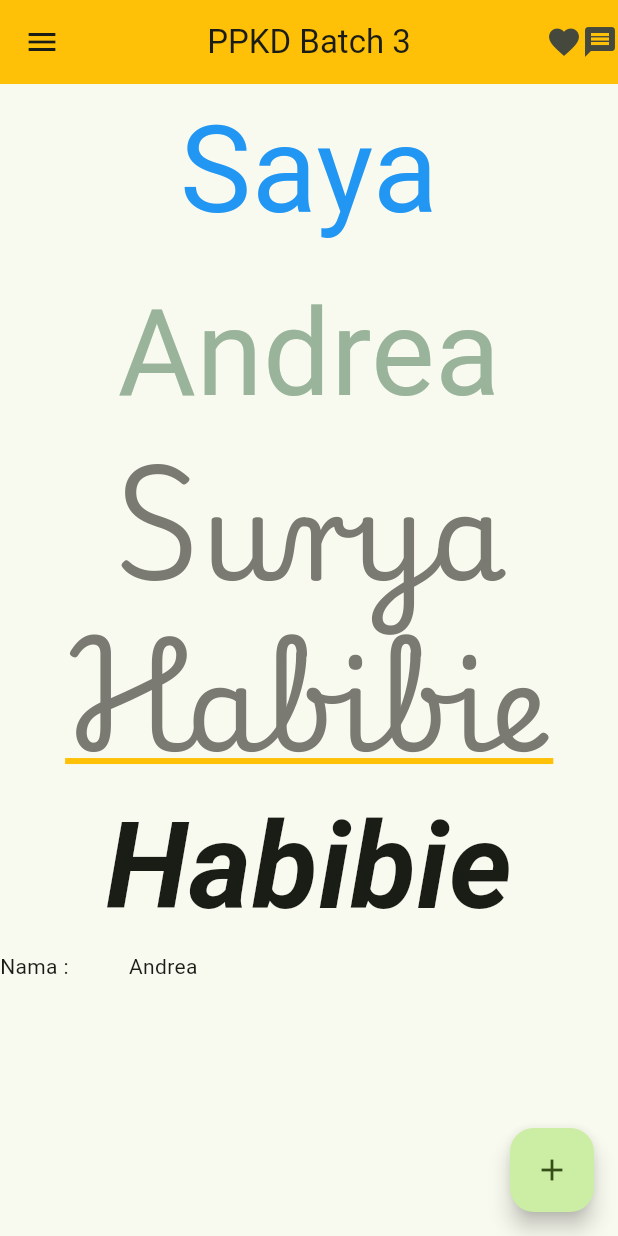
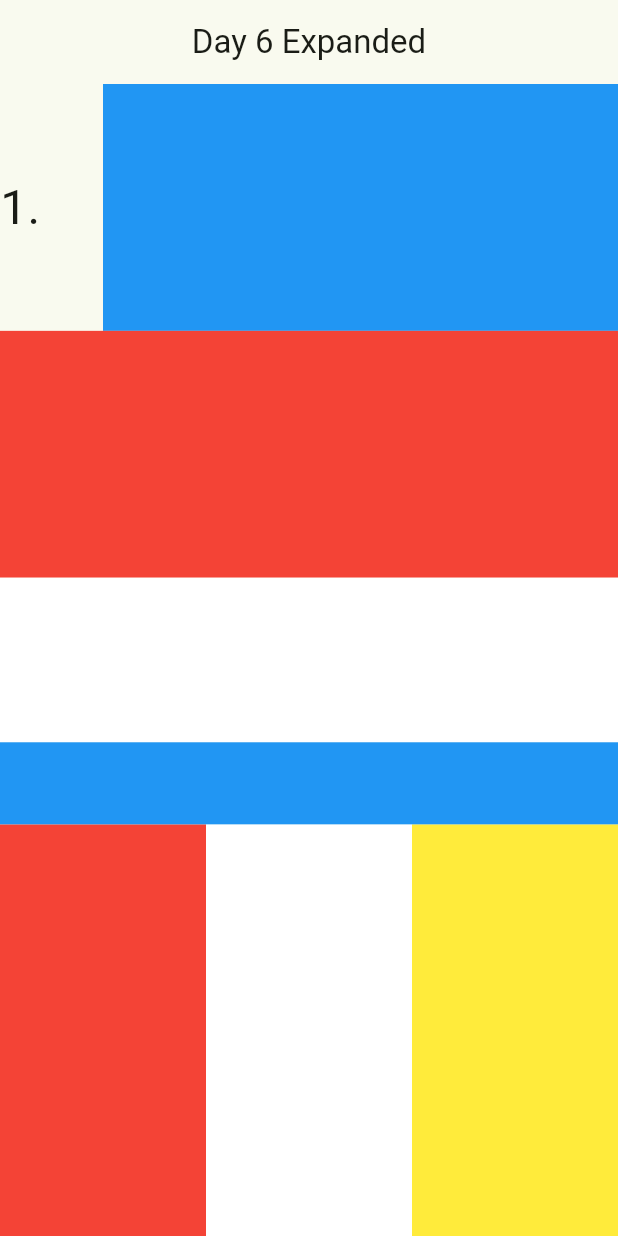
Before and after one commit to hrd-24/ppkd_b_3, a Flutter app: the screen it shows after launch, on a phone screen of 412 x 824 dp. Run offline on Flutter 3.47's test engine with Material 3 defaults, Android fonts, the phone set to English and light mode, and no system bars.

Commit message:
Day 6 Padding, Expanded, Spacer, Container, Center

```diff
--- /dev/null
+++ b/lib/day_6/day_6.dart
@@ -0,0 +1,41 @@
+import 'package:flutter/material.dart';
+
+class Day6 extends StatelessWidget {
+  const Day6({super.key});
+
+  @override
+  Widget build(BuildContext context) {
+    return Scaffold(
+      appBar: AppBar(title: Text("Day 6")),
+      body: Padding(
+        //PADDING
+        padding: const EdgeInsets.all(24),
+        // padding: const EdgeInsets.only(left: 24, top: 50),
+        // padding: const EdgeInsets.symmetric(vertical: 40),
+        child: Column(
+          crossAxisAlignment: CrossAxisAlignment.start,
+          children: [
+            Text("SIZEDBOX", style: TextStyle(fontSize: 32)),
+            //SIZEDBOX HEIGHT
+            Text("Day 6", style: TextStyle(fontSize: 32)),
+            SizedBox(height: 20),
+            Text("Day 7", style: TextStyle(fontSize: 32)),
+            SizedBox(height: 20),
+            Text("Day 8", style: TextStyle(fontSize: 32)),
+            SizedBox(height: 20),
+            //SIZEDBOX WIDTH
+            Row(
+              children: [
+                Text("Day 6", style: TextStyle(fontSize: 32)),
+                SizedBox(width: 20),
+                Text("Day 7", style: TextStyle(fontSize: 32)),
+                SizedBox(width: 20),
+                Text("Day 8", style: TextStyle(fontSize: 32)),
+              ],
+            ),
+          ],
+        ),
+      ),
+    );
+  }
+}
--- /dev/null
+++ b/lib/day_6/expanded.dart
@@ -0,0 +1,38 @@
+import 'package:flutter/material.dart';
+
+class Day6Expanded extends StatelessWidget {
+  const Day6Expanded({super.key});
+
+  @override
+  Widget build(BuildContext context) {
+    return Scaffold(
+      appBar: AppBar(centerTitle: true, title: Text("Day 6 Expanded")),
+      body: Column(
+        children: [
+          Expanded(
+            flex: 3,
+            child: Row(
+              children: [
+                Expanded(child: Text("1.", style: TextStyle(fontSize: 32))),
+                Expanded(flex: 5, child: Container(color: Colors.blue)),
+              ],
+            ),
+          ),
+          Expanded(flex: 3, child: Container(color: Colors.red)),
+          Expanded(flex: 2, child: Container(color: Colors.white)),
+          Expanded(child: Container(color: Colors.blue)),
+          Expanded(
+            flex: 5,
+            child: Row(
+              children: [
+                Expanded(child: Container(color: Colors.red)),
+                Expanded(child: Container(color: Colors.white)),
+                Expanded(child: Container(color: Colors.yellow)),
+              ],
+            ),
+          ),
+        ],
+      ),
+    );
+  }
+}
--- a/lib/main.dart
+++ b/lib/main.dart
@@ -1,5 +1,5 @@
 import 'package:flutter/material.dart';
-import 'package:ppkd_b_3/day_4_5/start.dart';
+import 'package:ppkd_b_3/day_6/expanded.dart';
 
 void main() {
   runApp(const MyApp());
@@ -31,7 +31,9 @@ class MyApp extends StatelessWidget {
         // tested with just a hot reload.
         colorScheme: ColorScheme.fromSeed(seedColor: Colors.lightGreen),
       ),
-      home: StartWidget(),
+      home: Day6Expanded(),
+
+      ///TEST
     );
   }
 }
--- a/pubspec.yaml
+++ b/pubspec.yaml
@@ -60,6 +60,7 @@ flutter:
   # To add assets to your application, add an assets section, like this:
   assets:
     - assets/fonts/PlaywriteHU/
+    - assets/images/
   #   - images/a_dot_ham.jpeg
 
   # An image asset can refer to one or more resolution-specific "variants", see
```
Also changed, not shown: lib/day_6/container.dart (added, +105 -0 lines), lib/day_6/spacer.dart (added, +42 -0 lines), assets/images/rendang.jpeg (added).
